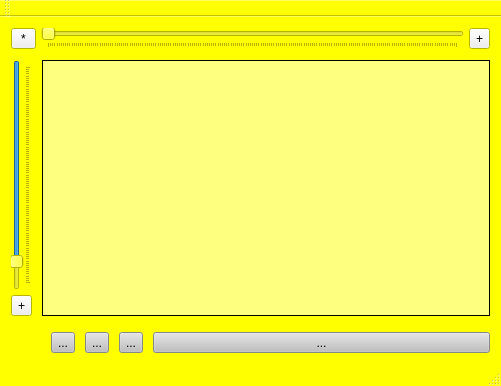
Qt form ekierka_form.ui (stasinek/Panel) before a commit.
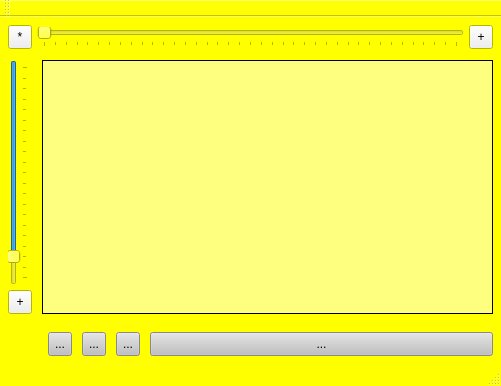
The same form after that commit.

The edit to the form file:
```diff
--- a/ekierka_form.ui
+++ b/ekierka_form.ui
@@ -94,6 +94,21 @@
   </property>
   <widget class="QWidget" name="centralWidget">
    <layout class="QGridLayout" name="gridLayout">
+    <property name="leftMargin">
+     <number>8</number>
+    </property>
+    <property name="topMargin">
+     <number>8</number>
+    </property>
+    <property name="rightMargin">
+     <number>8</number>
+    </property>
+    <property name="bottomMargin">
+     <number>8</number>
+    </property>
+    <property name="spacing">
+     <number>8</number>
+    </property>
     <item row="8" column="0">
      <layout class="QHBoxLayout" name="horizontalLayout">
       <property name="spacing">
@@ -110,6 +125,12 @@
       </property>
       <item>
        <widget class="QToolButton" name="toolButton_5">
+        <property name="minimumSize">
+         <size>
+          <width>24</width>
+          <height>24</height>
+         </size>
+        </property>
         <property name="styleSheet">
          <string notr="true">background-color: rgb(192, 192,192);</string>
         </property>
@@ -123,6 +144,12 @@
       </item>
       <item>
        <widget class="QToolButton" name="toolButton_6">
+        <property name="minimumSize">
+         <size>
+          <width>24</width>
+          <height>24</height>
+         </size>
+        </property>
         <property name="styleSheet">
          <string notr="true">background-color: rgb(192, 192,192);</string>
         </property>
@@ -136,6 +163,12 @@
       </item>
       <item>
        <widget class="QToolButton" name="toolButton_7">
+        <property name="minimumSize">
+         <size>
+          <width>24</width>
+          <height>24</height>
+         </size>
+        </property>
         <property name="styleSheet">
          <string notr="true">background-color: rgb(192, 192,192);</string>
         </property>
@@ -155,6 +188,12 @@
           <verstretch>0</verstretch>
          </sizepolicy>
         </property>
+        <property name="minimumSize">
+         <size>
+          <width>24</width>
+          <height>24</height>
+         </size>
+        </property>
         <property name="layoutDirection">
          <enum>Qt::RightToLeft</enum>
         </property>
@@ -191,8 +230,8 @@
          <widget class="QToolButton" name="toolButton_4">
           <property name="minimumSize">
            <size>
-            <width>25</width>
-            <height>0</height>
+            <width>24</width>
+            <height>24</height>
            </size>
           </property>
           <property name="text">
@@ -316,12 +355,18 @@
            <enum>QSlider::TicksBelow</enum>
           </property>
           <property name="tickInterval">
-           <number>2</number>
+           <number>10</number>
           </property>
          </widget>
         </item>
         <item>
          <widget class="QToolButton" name="toolButton_2">
+          <property name="minimumSize">
+           <size>
+            <width>24</width>
+            <height>24</height>
+           </size>
+          </property>
           <property name="text">
            <string>+</string>
           </property>
@@ -469,12 +514,18 @@
              <enum>QSlider::TicksBelow</enum>
             </property>
             <property name="tickInterval">
-             <number>2</number>
+             <number>10</number>
             </property>
            </widget>
           </item>
           <item>
            <widget class="QToolButton" name="toolButton">
+            <property name="minimumSize">
+             <size>
+              <width>24</width>
+              <height>24</height>
+             </size>
+            </property>
             <property name="text">
              <string>+</string>
             </property>
```
